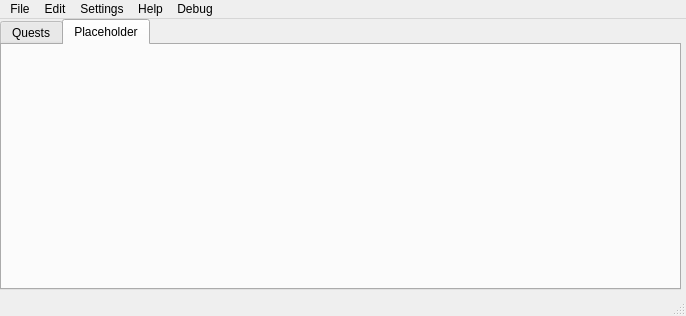
Before: the Qt Designer form src/gui_main.ui in ThePi1/SPT-Trader-Builder, drawn with Qt 5.
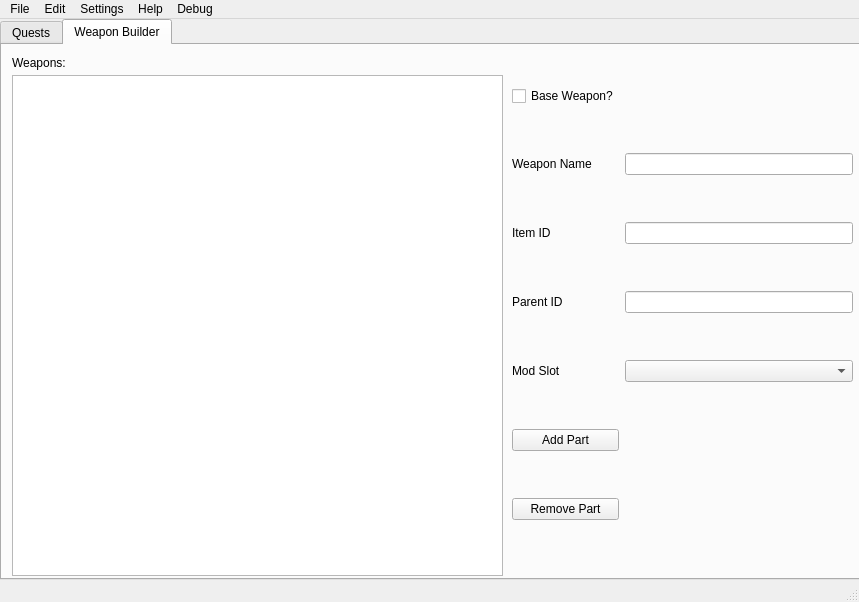
After: the same form once the commit is applied. The open tabs and pages were chosen to show the change. Icons and pictures are not drawn.

Commit message: Reorganize Main window with Weapon Preset

What changed in the file:
```diff
--- a/src/gui_main.ui
+++ b/src/gui_main.ui
@@ -12,8 +12,8 @@
    <rect>
     <x>0</x>
     <y>0</y>
-    <width>686</width>
-    <height>316</height>
+    <width>859</width>
+    <height>602</height>
    </rect>
   </property>
   <property name="sizePolicy">
@@ -56,8 +56,8 @@
      <rect>
       <x>0</x>
       <y>0</y>
-      <width>681</width>
-      <height>271</height>
+      <width>861</width>
+      <height>561</height>
      </rect>
     </property>
     <property name="font">
@@ -109,8 +109,125 @@
     </widget>
     <widget class="QWidget" name="placeholderTab">
      <attribute name="title">
-      <string>Placeholder</string>
+      <string>Weapon Builder</string>
      </attribute>
+     <widget class="QTreeView" name="wb_treeview">
+      <property name="geometry">
+       <rect>
+        <x>10</x>
+        <y>30</y>
+        <width>491</width>
+        <height>501</height>
+       </rect>
+      </property>
+     </widget>
+     <widget class="QWidget" name="gridLayoutWidget_5">
+      <property name="geometry">
+       <rect>
+        <x>510</x>
+        <y>0</y>
+        <width>341</width>
+        <height>521</height>
+       </rect>
+      </property>
+      <layout class="QGridLayout" name="gridLayout_5">
+       <item row="6" column="0">
+        <widget class="QPushButton" name="wb_removepart_button">
+         <property name="text">
+          <string>Remove Part</string>
+         </property>
+        </widget>
+       </item>
+       <item row="2" column="1">
+        <widget class="QLineEdit" name="wb_itemid_edit"/>
+       </item>
+       <item row="2" column="0">
+        <widget class="QLabel" name="label_2">
+         <property name="toolTip">
+          <string>&lt;html&gt;&lt;head/&gt;&lt;body&gt;&lt;p&gt;The Mongo ID associated with the weapon part.&lt;/p&gt;&lt;/body&gt;&lt;/html&gt;</string>
+         </property>
+         <property name="text">
+          <string>Item ID</string>
+         </property>
+        </widget>
+       </item>
+       <item row="4" column="0">
+        <widget class="QLabel" name="wb_modslot">
+         <property name="toolTip">
+          <string>&lt;html&gt;&lt;head/&gt;&lt;body&gt;&lt;p&gt;What slot will the part fill.&lt;/p&gt;&lt;/body&gt;&lt;/html&gt;</string>
+         </property>
+         <property name="text">
+          <string>Mod Slot</string>
+         </property>
+        </widget>
+       </item>
+       <item row="3" column="1">
+        <widget class="QLineEdit" name="wb_parentId_edit"/>
+       </item>
+       <item row="5" column="0">
+        <widget class="QPushButton" name="wb_addpart_button">
+         <property name="text">
+          <string>Add Part</string>
+         </property>
+        </widget>
+       </item>
+       <item row="4" column="1">
+        <widget class="QComboBox" name="wb_modslot_combo"/>
+       </item>
+       <item row="0" column="0">
+        <widget class="QCheckBox" name="wb_base_check">
+         <property name="toolTip">
+          <string>&lt;html&gt;&lt;head/&gt;&lt;body&gt;&lt;p&gt;Is this the first part of an entire weapon? Use the lower reciever to begin.&lt;/p&gt;&lt;/body&gt;&lt;/html&gt;</string>
+         </property>
+         <property name="text">
+          <string>Base Weapon?</string>
+         </property>
+        </widget>
+       </item>
+       <item row="3" column="0">
+        <widget class="QLabel" name="wb_parentid">
+         <property name="toolTip">
+          <string>&lt;html&gt;&lt;head/&gt;&lt;body&gt;&lt;p&gt;The base weapon mongo ID. Click weapon or weapon part. in tree view to fill. eg. the lower reciever for an upper reciever (m4) or the handgaurd for a foregrip/rail.&lt;/p&gt;&lt;/body&gt;&lt;/html&gt;</string>
+         </property>
+         <property name="text">
+          <string>Parent ID</string>
+         </property>
+        </widget>
+       </item>
+       <item row="1" column="0">
+        <widget class="QLabel" name="wb_weaponname">
+         <property name="toolTip">
+          <string>&lt;html&gt;&lt;head/&gt;&lt;body&gt;&lt;p&gt;The name for the weapon as a whole for organization purposes.&lt;/p&gt;&lt;/body&gt;&lt;/html&gt;</string>
+         </property>
+         <property name="text">
+          <string>Weapon Name</string>
+         </property>
+        </widget>
+       </item>
+       <item row="1" column="1">
+        <widget class="QLineEdit" name="wb_weaponname_edit"/>
+       </item>
+      </layout>
+     </widget>
+     <widget class="QLabel" name="label_3">
+      <property name="geometry">
+       <rect>
+        <x>10</x>
+        <y>10</y>
+        <width>111</width>
+        <height>16</height>
+       </rect>
+      </property>
+      <property name="font">
+       <font>
+        <family>Segoe UI</family>
+        <pointsize>9</pointsize>
+       </font>
+      </property>
+      <property name="text">
+       <string>Weapons:</string>
+      </property>
+     </widget>
     </widget>
    </widget>
   </widget>
@@ -124,7 +241,7 @@
     <rect>
      <x>0</x>
      <y>0</y>
-     <width>686</width>
+     <width>859</width>
      <height>22</height>
     </rect>
    </property>
```
Left out of the diff: 6 changed lines with no effect on the pictures. The commit also changes 8 other files.
